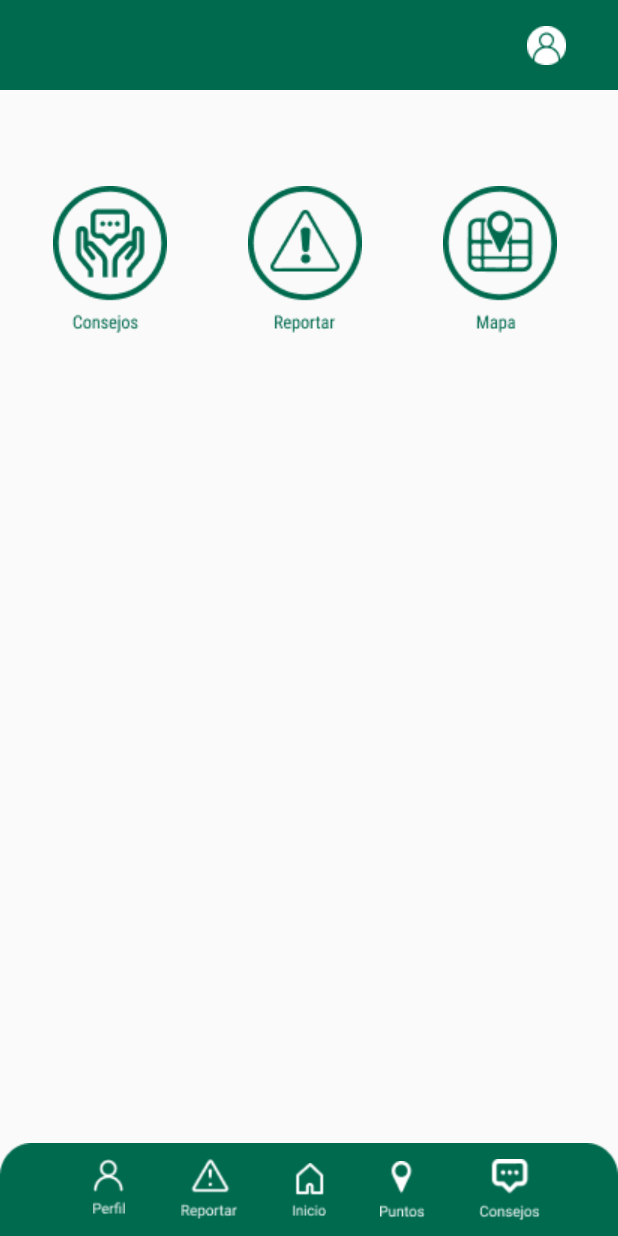
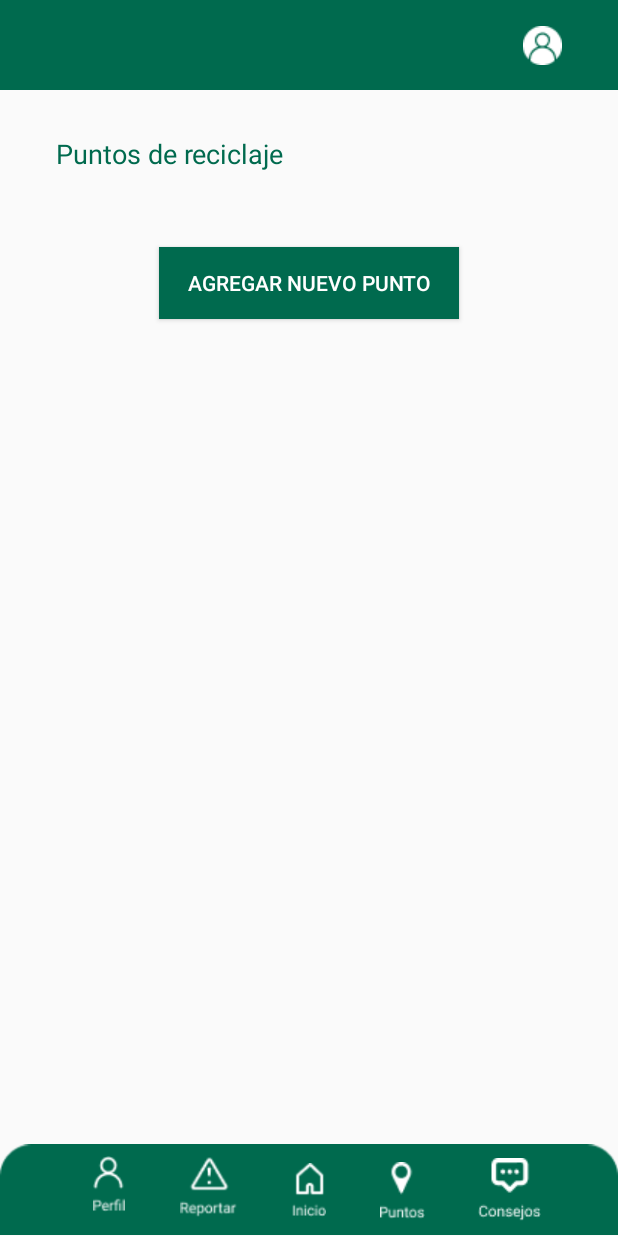
Before and after one commit to ElizaAldana/amaAndroid, an Android app: the MainActivity screen opened directly, with no data from a screen before it, after a tap on an icon or button, on a phone screen of 412 x 824 dp. Run offline under Robolectric (Android 15) with nearby library versions, the phone set to English and light mode, and no system bars; our stand-ins replace Firebase (no records; nobody signed in at launch, a user with empty details on screens opened directly).

Commit message:
lista de eco puntos

```diff
--- a/app/src/main/AndroidManifest.xml
+++ b/app/src/main/AndroidManifest.xml
@@ -9,7 +9,8 @@
         android:roundIcon="@mipmap/ic_launcher_round"
         android:supportsRtl="true"
         android:theme="@style/Theme.Ama">
-        <activity android:name=".PerfilActivity"></activity>
+        <activity android:name=".MapaListActivity"></activity>
+        <activity android:name=".PerfilActivity" />
         <activity android:name=".ConsejosActivity" />
         <activity android:name=".MainActivity" />
         <activity android:name=".RegistroActivity" />
--- /dev/null
+++ b/app/src/main/java/com/example/ama/Location.java
@@ -0,0 +1,63 @@
+package com.example.ama;
+
+import androidx.annotation.NonNull;
+
+public class Location {
+    private String nombre, descripcion, direccion, horario, telefono;
+
+    public Location(){
+
+    }
+    public Location(String descripcion, String direccion, String telefono, String horario, String nombre) {
+        this.descripcion = descripcion;
+        this.direccion = direccion;
+        this.telefono = telefono;
+        this.horario = horario;
+        this.nombre = nombre;
+    }
+
+    public String getDescripcion() {
+        return descripcion;
+    }
+
+    public void setDescripcion(String descripcion) {
+        this.descripcion = descripcion;
+    }
+
+    public String getDireccion() {
+        return direccion;
+    }
+
+    public void setDireccion(String direccion) {
+        this.direccion = direccion;
+    }
+
+    public String getHorario() {
+        return horario;
+    }
+
+    public void setHorario(String horario) {
+        this.horario = horario;
+    }
+
+    public String getTelefono() {
+        return telefono;
+    }
+
+    public void setTelefono(String telefono) {
+        this.telefono = telefono;
+    }
+
+    public String getNombre() {
+        return nombre;
+    }
+
+    public void setNombre(String nombre) {
+        this.nombre = nombre;
+    }
+
+    @Override
+    public String toString() {
+        return nombre+"\n"+descripcion+"\n"+direccion+"\n"+telefono+"\n"+"Horario: "+horario;
+    }
+}
--- a/app/src/main/java/com/example/ama/MainActivity.java
+++ b/app/src/main/java/com/example/ama/MainActivity.java
@@ -51,6 +51,11 @@ public class MainActivity extends AppCompatActivity implements View.OnClickListe
             case R.id.consBtn:
                 Intent a = new Intent(this, ConsejosActivity.class);
                 startActivity(a);
+                break;
+            case R.id.puntosBtn:
+                Intent p = new Intent(this, MapaListActivity.class);
+                startActivity(p);
+                break;
         }
 
     }
--- /dev/null
+++ b/app/src/main/java/com/example/ama/MapaListActivity.java
@@ -0,0 +1,98 @@
+package com.example.ama;
+
+import androidx.annotation.NonNull;
+import androidx.appcompat.app.AppCompatActivity;
+
+import android.annotation.SuppressLint;
+import android.content.Intent;
+import android.os.Bundle;
+import android.provider.ContactsContract;
+import android.view.View;
+import android.widget.ArrayAdapter;
+import android.widget.Button;
+import android.widget.ImageView;
+import android.widget.ListView;
+
+import com.google.firebase.database.DataSnapshot;
+import com.google.firebase.database.DatabaseError;
+import com.google.firebase.database.DatabaseReference;
+import com.google.firebase.database.FirebaseDatabase;
+import com.google.firebase.database.ValueEventListener;
+
+import java.util.ArrayList;
+
+public class MapaListActivity extends AppCompatActivity implements View.OnClickListener {
+
+    private FirebaseDatabase db;
+    private ListView lugaresList;
+    private ImageView perfilBtn4, puntosBtn4, consejosBtn4, pBtn4,reportBtn4, homeBtn4;
+    private Button agregarLugarBtn;
+    private ArrayList<Location> dataLocations;
+    private ArrayAdapter<Location> adapter;
+
+    @Override
+    protected void onCreate(Bundle savedInstanceState) {
+        super.onCreate(savedInstanceState);
+        setContentView(R.layout.activity_mapa_list);
+
+        db = FirebaseDatabase.getInstance();
+        pBtn4 = findViewById(R.id.pBtn4);
+        perfilBtn4 = findViewById(R.id.perfilBtn4);
+        reportBtn4 = findViewById(R.id.reportBtn4);
+        homeBtn4 = findViewById(R.id.homeBtn4);
+        puntosBtn4 = findViewById(R.id.puntosBtn4);
+        consejosBtn4 = findViewById(R.id.consejosBtn4);
+        agregarLugarBtn = findViewById(R.id.agregarLugarBtn);
+        lugaresList = findViewById(R.id.lugaresList);
+
+        dataLocations = new ArrayList<>();
+        adapter = new ArrayAdapter<>(this, android.R.layout.simple_list_item_1, dataLocations);
+        lugaresList.setAdapter(adapter);
+
+        perfilBtn4.setOnClickListener(this);
+        reportBtn4.setOnClickListener(this);
+        homeBtn4.setOnClickListener(this);
+        puntosBtn4.setOnClickListener(this);
+        consejosBtn4.setOnClickListener(this);
+        agregarLugarBtn.setOnClickListener(this);
+
+        loadDatabase();
+
+    }
+
+    private void loadDatabase() {
+        DatabaseReference ref = db.getReference().child("locaciones").child("ecoPuntos");
+        ref.addValueEventListener(
+                new ValueEventListener() {
+                    @Override
+                    public void onDataChange(@NonNull DataSnapshot data) {
+                        dataLocations.clear();
+                        for(DataSnapshot child : data.getChildren()){
+                            Location locationN = child.getValue(Location.class);
+                            dataLocations.add(locationN);
+                        }
+                        adapter.notifyDataSetChanged();
+
+                    }
+
+                    @Override
+                    public void onCancelled(@NonNull DatabaseError error) {
+
+                    }
+                }
+        );
+    }
+
+
+    @Override
+    public void onClick(View v) {
+
+        switch (v.getId()){
+            case R.id.homeBtn4:
+                Intent h = new Intent(this, MainActivity.class);
+                startActivity(h);
+                break;
+        }
+
+    }
+}
--- /dev/null
+++ b/app/src/main/res/layout/activity_mapa_list.xml
@@ -0,0 +1,137 @@
+<?xml version="1.0" encoding="utf-8"?>
+<androidx.constraintlayout.widget.ConstraintLayout xmlns:android="http://schemas.android.com/apk/res/android"
+    xmlns:app="http://schemas.android.com/apk/res-auto"
+    xmlns:tools="http://schemas.android.com/tools"
+    android:layout_width="match_parent"
+    android:layout_height="match_parent"
+    tools:context=".MapaListActivity">
+
+    <androidx.constraintlayout.widget.ConstraintLayout
+        android:id="@+id/constraintLayout4"
+        android:layout_width="0dp"
+        android:layout_height="wrap_content"
+        app:layout_constraintBottom_toBottomOf="parent"
+        app:layout_constraintEnd_toEndOf="parent"
+        app:layout_constraintStart_toStartOf="parent">
+
+        <ImageView
+            android:id="@+id/imageView5"
+            android:layout_width="wrap_content"
+            android:layout_height="wrap_content"
+            app:layout_constraintBottom_toBottomOf="parent"
+            app:layout_constraintEnd_toEndOf="parent"
+            app:layout_constraintHorizontal_bias="0.0"
+            app:layout_constraintStart_toStartOf="parent"
+            app:srcCompat="@drawable/rect" />
+
+        <ImageView
+            android:id="@+id/homeBtn4"
+            android:layout_width="22.7dp"
+            android:layout_height="36.1dp"
+            app:layout_constraintBottom_toBottomOf="@+id/imageView5"
+            app:layout_constraintEnd_toEndOf="@+id/imageView5"
+            app:layout_constraintStart_toStartOf="parent"
+            app:layout_constraintTop_toTopOf="@+id/imageView5"
+            app:srcCompat="@drawable/homea" />
+
+        <ImageView
+            android:id="@+id/puntosBtn4"
+            android:layout_width="30.06dp"
+            android:layout_height="wrap_content"
+            app:layout_constraintBottom_toBottomOf="parent"
+            app:layout_constraintEnd_toStartOf="@+id/consejosBtn4"
+            app:layout_constraintStart_toEndOf="@+id/homeBtn4"
+            app:layout_constraintTop_toTopOf="parent"
+            app:layout_constraintVertical_bias="0.521"
+            app:srcCompat="@drawable/puntosa" />
+
+        <ImageView
+            android:id="@+id/perfilBtn4"
+            android:layout_width="21.31dp"
+            android:layout_height="37.1dp"
+            android:layout_marginEnd="50dp"
+            android:layout_marginBottom="8dp"
+            app:layout_constraintBottom_toBottomOf="parent"
+            app:layout_constraintEnd_toStartOf="@+id/homeBtn4"
+            app:layout_constraintStart_toStartOf="parent"
+            app:layout_constraintTop_toTopOf="parent"
+            app:srcCompat="@drawable/perfila" />
+
+        <ImageView
+            android:id="@+id/consejosBtn4"
+            android:layout_width="wrap_content"
+            android:layout_height="wrap_content"
+            android:layout_marginStart="50dp"
+            app:layout_constraintBottom_toBottomOf="parent"
+            app:layout_constraintEnd_toEndOf="@+id/imageView5"
+            app:layout_constraintStart_toEndOf="@+id/homeBtn4"
+            app:layout_constraintTop_toTopOf="parent"
+            app:srcCompat="@drawable/consejoa" />
+
+        <ImageView
+            android:id="@+id/reportBtn4"
+            android:layout_width="37.87dp"
+            android:layout_height="45.03dp"
+            android:layout_marginBottom="8dp"
+            app:layout_constraintBottom_toBottomOf="parent"
+            app:layout_constraintEnd_toStartOf="@+id/homeBtn4"
+            app:layout_constraintStart_toEndOf="@+id/perfilBtn4"
+            app:layout_constraintTop_toTopOf="parent"
+            app:srcCompat="@drawable/reporta" />
+
+    </androidx.constraintlayout.widget.ConstraintLayout>
+
+    <androidx.constraintlayout.widget.ConstraintLayout
+        android:id="@+id/cl"
+        android:layout_width="match_parent"
+        android:layout_height="60dp"
+        android:background="#006A4E"
+        app:layout_constraintEnd_toEndOf="parent"
+        app:layout_constraintStart_toStartOf="parent"
+        app:layout_constraintTop_toTopOf="parent">
+
+        <ImageView
+            android:id="@+id/pBtn4"
+            android:layout_width="wrap_content"
+            android:layout_height="wrap_content"
+            android:layout_marginEnd="37dp"
+            app:layout_constraintBottom_toBottomOf="parent"
+            app:layout_constraintEnd_toEndOf="parent"
+            app:layout_constraintTop_toTopOf="parent"
+            app:srcCompat="@drawable/profile" />
+    </androidx.constraintlayout.widget.ConstraintLayout>
+
+    <TextView
+        android:id="@+id/textView10"
+        android:layout_width="wrap_content"
+        android:layout_height="wrap_content"
+        android:layout_marginStart="37dp"
+        android:layout_marginTop="30dp"
+        android:text="Puntos de reciclaje"
+        android:textColor="#006A4E"
+        android:textSize="18sp"
+        app:layout_constraintStart_toStartOf="parent"
+        app:layout_constraintTop_toBottomOf="@+id/cl" />
+
+    <ListView
+        android:id="@+id/lugaresList"
+        android:layout_width="0dp"
+        android:layout_height="wrap_content"
+        android:layout_marginTop="20dp"
+        app:layout_constraintEnd_toEndOf="parent"
+        app:layout_constraintStart_toStartOf="parent"
+        app:layout_constraintTop_toBottomOf="@+id/textView10" />
+
+    <Button
+        android:id="@+id/agregarLugarBtn"
+        android:layout_width="200dp"
+        android:layout_height="wrap_content"
+        android:layout_marginTop="30dp"
+        android:background="#006A4E"
+        android:text="Agregar nuevo punto"
+        android:textColor="#FFFFFF"
+        app:layout_constraintEnd_toEndOf="parent"
+        app:layout_constraintStart_toStartOf="parent"
+        app:layout_constraintTop_toBottomOf="@+id/lugaresList" />
+
+</androidx.constraintlayout.widget.ConstraintLayout>
```
